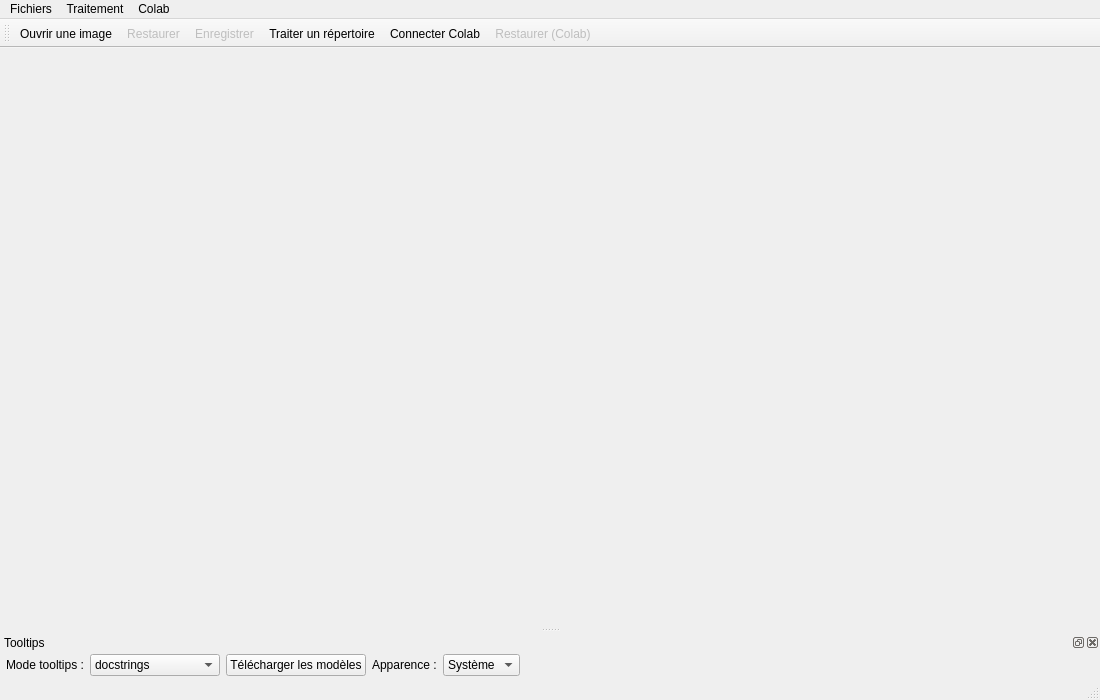
Qt form src/media_restorer/views/main.ui (lolo26130/media_restorer) before a commit.
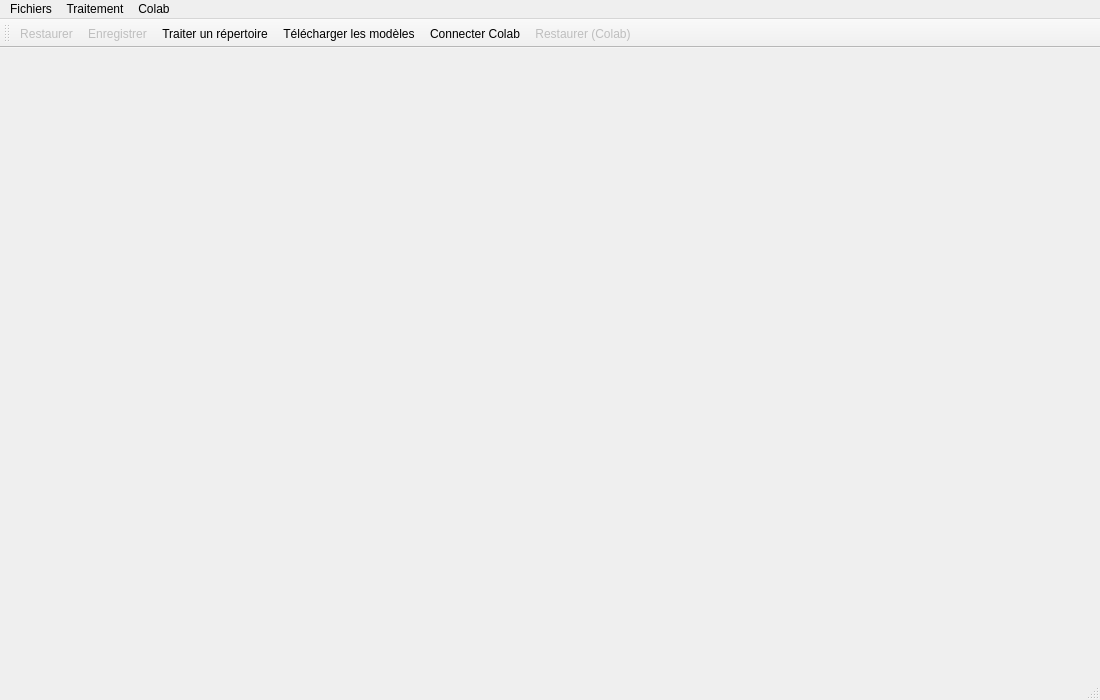
The same form after that commit. Icons and pictures are not drawn.

Diff of the .ui file:
```diff
--- a/src/media_restorer/views/main.ui
+++ b/src/media_restorer/views/main.ui
@@ -86,29 +86,13 @@
    <attribute name="toolBarBreak">
     <bool>false</bool>
    </attribute>
-   <addaction name="actionOpen"/>
    <addaction name="actionRestore"/>
    <addaction name="actionSave"/>
    <addaction name="actionBatch"/>
+   <addaction name="actionDownloadModels"/>
    <addaction name="actionColabConnect"/>
    <addaction name="actionColabRestore"/>
   </widget>
-  <action name="actionOpen">
-   <property name="icon">
-    <iconset resource="../resources/icons/media_restorer.qrc">
-     <normaloff>:/icons/folder-open.png</normaloff>:/icons/folder-open.png
-    </iconset>
-   </property>
-   <property name="text">
-    <string>Ouvrir une image</string>
-   </property>
-   <property name="toolTip">
-    <string>Ouvrir une image (Ctrl+O)</string>
-   </property>
-   <property name="shortcut">
-    <string>Ctrl+O</string>
-   </property>
-  </action>
   <action name="actionRestore">
    <property name="enabled">
     <bool>false</bool>
@@ -198,108 +182,19 @@
     <string>Ctrl+Shift+R</string>
    </property>
   </action>
-  <widget class="QDockWidget" name="dockTooltips">
-   <attribute name="dockWidgetArea">
-    <number>8</number>
-   </attribute>
-   <property name="windowTitle">
-    <string>Tooltips</string>
+  <action name="actionDownloadModels">
+   <property name="icon">
+    <iconset resource="../resources/icons/media_restorer.qrc">
+     <normaloff>:/icons/gear--plus.png</normaloff>:/icons/gear--plus.png
+    </iconset>
    </property>
-   <widget class="QWidget" name="dockTooltipsContents">
-    <layout class="QHBoxLayout" name="hLayoutTooltips">
-     <property name="leftMargin">
-      <number>6</number>
-     </property>
-     <property name="topMargin">
-      <number>2</number>
-     </property>
-     <property name="rightMargin">
-      <number>6</number>
-     </property>
-     <property name="bottomMargin">
-      <number>2</number>
-     </property>
-     <item>
-      <widget class="QLabel" name="labelTooltipMode">
-       <property name="text">
-        <string>Mode tooltips :</string>
-       </property>
-      </widget>
-     </item>
-     <item>
-      <widget class="QComboBox" name="comboTooltipMode">
-       <item>
-        <property name="text">
-         <string>docstrings</string>
-        </property>
-       </item>
-       <item>
-        <property name="text">
-         <string>code</string>
-        </property>
-       </item>
-       <item>
-        <property name="text">
-         <string>priority_docstrings</string>
-        </property>
-       </item>
-      </widget>
-     </item>
-     <item>
-      <widget class="QPushButton" name="btnDownloadModels">
-       <property name="text">
-        <string>Télécharger les modèles</string>
-       </property>
-       <property name="toolTip">
-        <string>Télécharger les poids manquants depuis leurs dépôts officiels</string>
-       </property>
-      </widget>
-     </item>
-     <item>
-      <widget class="QLabel" name="labelSkin">
-       <property name="text">
-        <string>Apparence :</string>
-       </property>
-      </widget>
-     </item>
-     <item>
-      <widget class="QComboBox" name="comboSkin">
-       <property name="toolTip">
-        <string>Apparence de l'application — « Système » détecte le thème clair/sombre de l'OS</string>
-       </property>
-       <item>
-        <property name="text">
-         <string>Système</string>
-        </property>
-       </item>
-       <item>
-        <property name="text">
-         <string>Clair</string>
-        </property>
-       </item>
-       <item>
-        <property name="text">
-         <string>Sombre</string>
-        </property>
-       </item>
-      </widget>
-     </item>
-     <item>
-      <spacer name="spacerTooltips">
-       <property name="orientation">
-        <enum>Qt::Horizontal</enum>
-       </property>
-       <property name="sizeHint" stdset="0">
-        <size>
-         <width>40</width>
-         <height>20</height>
-        </size>
-       </property>
-      </spacer>
-     </item>
-    </layout>
-   </widget>
-  </widget>
+   <property name="text">
+    <string>Télécharger les modèles</string>
+   </property>
+   <property name="toolTip">
+    <string>Télécharger les poids manquants depuis leurs dépôts officiels</string>
+   </property>
+  </action>
  </widget>
  <resources>
   <include location="../resources/icons/media_restorer.qrc"/>
```
Left out of the diff: 2 changed lines with no effect on the pictures.
